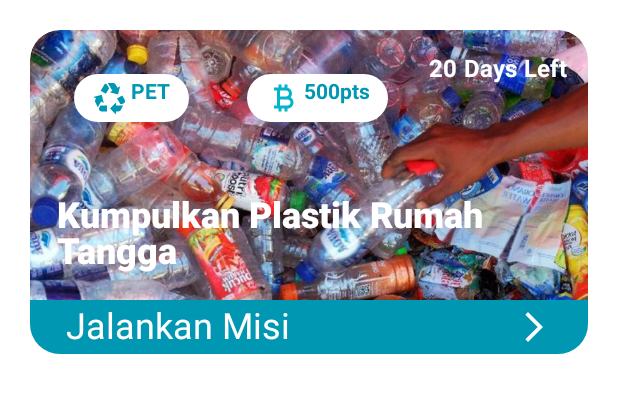
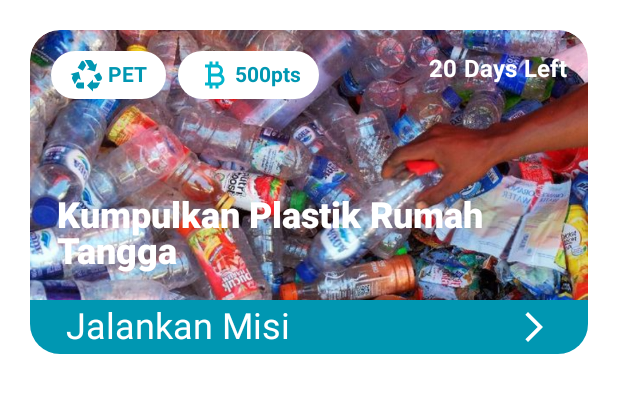
Before and after one commit to lsatriosim/clastic-app, an Android app built with Jetpack Compose: the @Preview function MissionCardPreview, on a phone screen of 412 x 824 dp. Shown: the top 393 px of the screen. Run offline under Robolectric (Android 15) with nearby library versions, the light colour scheme and no system bars.

Commit message:
Adjustment Point and Recycle Tag

```diff
--- a/mobile-development/app/src/main/java/com/example/clastic/ui/screen/listArticle/ListArticleScreen.kt
+++ b/mobile-development/app/src/main/java/com/example/clastic/ui/screen/listArticle/ListArticleScreen.kt
@@ -92,7 +92,7 @@ fun ListArticle(
 
 @Composable
 fun RecycleTag(modifier: Modifier, tag: String) {
-    Box(modifier = modifier.padding(15.dp)) {
+    Box(modifier = modifier) {
         Box(
             modifier = Modifier
                 .clip(RoundedCornerShape(20.dp))
@@ -100,7 +100,7 @@ fun RecycleTag(modifier: Modifier, tag: String) {
                 .padding(horizontal = 12.dp, vertical = 4.dp),
             contentAlignment = Alignment.Center
         ) {
-            Row(modifier = Modifier, horizontalArrangement = Arrangement.Center) {
+            Row(modifier = Modifier, horizontalArrangement = Arrangement.Center, verticalAlignment = Alignment.CenterVertically) {
                 Icon(
                     painter = painterResource(id = R.drawable.ic_recycle_blue),
                     contentDescription = "recycle icon",
--- a/mobile-development/app/src/main/java/com/example/clastic/ui/screen/productKnowledge/ProductKnowledgeScreen.kt
+++ b/mobile-development/app/src/main/java/com/example/clastic/ui/screen/productKnowledge/ProductKnowledgeScreen.kt
@@ -205,7 +205,7 @@ fun DescriptionPreview() {
 
 @Composable
 fun PointTag(modifier: Modifier, point: String) {
-    Box(modifier = modifier.padding(15.dp)) {
+    Box(modifier = modifier) {
         Box(
             modifier = Modifier
                 .clip(RoundedCornerShape(20.dp))
@@ -213,7 +213,7 @@ fun PointTag(modifier: Modifier, point: String) {
                 .padding(horizontal = 12.dp, vertical = 4.dp),
             contentAlignment = Alignment.Center
         ) {
-            Row(modifier = Modifier, horizontalArrangement = Arrangement.Center) {
+            Row(modifier = Modifier, horizontalArrangement = Arrangement.Center, verticalAlignment = Alignment.CenterVertically) {
                 Icon(
                     painter = painterResource(id = R.drawable.ic_coin),
                     contentDescription = "recycle icon",
```
